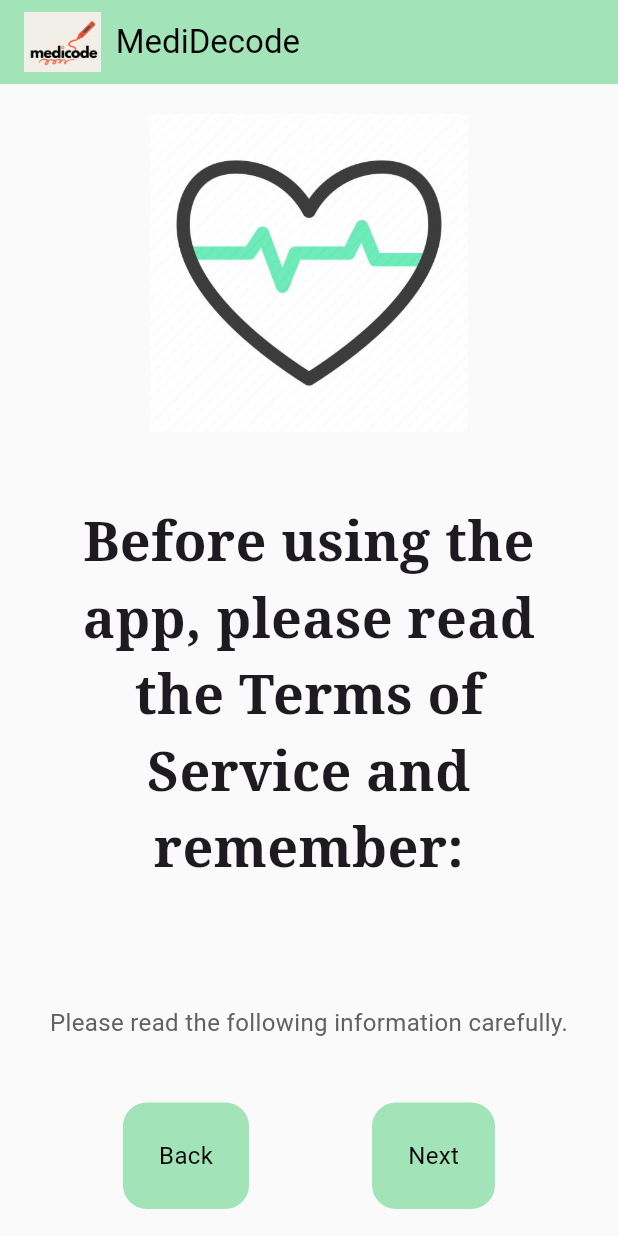
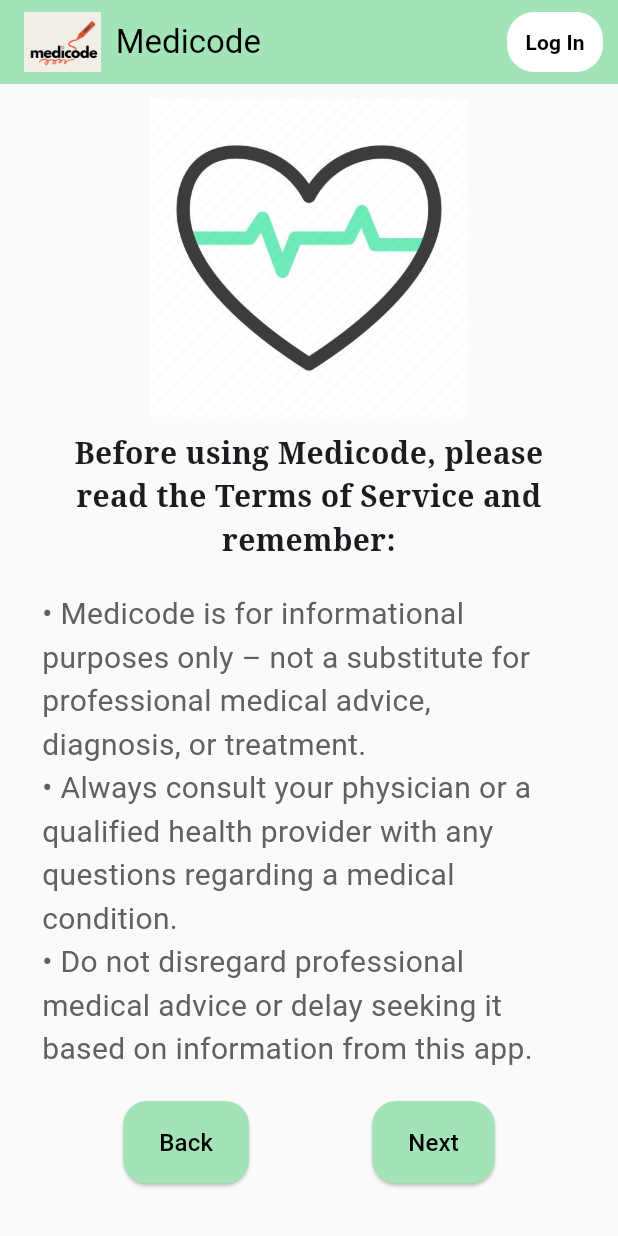
Before and after one commit to BingxinJiang1/Medicode, a Flutter app: the UploadPage screen opened directly, on a phone screen of 412 x 824 dp. Run offline on Flutter 3.47's test engine with Material 3 defaults, Android fonts, the light colour scheme and no system bars; our stand-ins replace google_fonts.

Commit message:
login btn

```diff
--- a/lib/pages/disclaimer_screen.dart
+++ b/lib/pages/disclaimer_screen.dart
@@ -19,7 +19,30 @@
             const SizedBox(width: 10),
             Text('Medicode', style: TextStyle(color: Colors.black)),
           ],
+          mainAxisAlignment: MainAxisAlignment
+              .start, // Aligns title Row to the start of AppBar
         ),
+        actions: <Widget>[
+          TextButton(
+            onPressed: () {
+              // TODO: Insert navigation or log-in logic here
+            },
+            style: TextButton.styleFrom(
+              foregroundColor: Colors.black,
+              backgroundColor: Colors.white, // Button background color
+              shape: RoundedRectangleBorder(
+                borderRadius: BorderRadius.circular(18), // Rounded edges
+              ),
+            ),
+            child: Text(
+              'Log In',
+              style: TextStyle(
+                fontWeight: FontWeight.bold, // Make the text bold
+              ),
+            ),
+          ),
+          const SizedBox(width: 10), // Spacing after button
+        ],
         elevation: 0,
       ),
       body: SafeArea(
--- a/lib/pages/intro_screen.dart
+++ b/lib/pages/intro_screen.dart
@@ -18,7 +18,28 @@
         const SizedBox(width: 10),
         Text('Medicode', style: TextStyle(color: Colors.black)),
       ],
+      mainAxisAlignment: MainAxisAlignment.start, // Aligns title Row to the start of AppBar
     ),
+    actions: <Widget>[
+          TextButton(
+            onPressed: () {
+              // TODO: Insert navigation or log-in logic here
+            },
+            style: TextButton.styleFrom(
+              foregroundColor: Colors.black, backgroundColor: Colors.white, // Button background color
+              shape: RoundedRectangleBorder(
+                borderRadius: BorderRadius.circular(18), // Rounded edges
+              ),
+            ),
+            child: Text(
+              'Log In',
+              style: TextStyle(
+                fontWeight: FontWeight.bold, // Make the text bold
+              ),
+            ),
+          ),
+          const SizedBox(width: 10), // Spacing after button
+        ],
         elevation: 0,
       ),
       body: SafeArea(
--- a/lib/pages/upload_page.dart
+++ b/lib/pages/upload_page.dart
@@ -11,104 +11,121 @@
     return Scaffold(
       backgroundColor: Colors.grey[50],
       appBar: AppBar(
-        backgroundColor: mint, // Adjust this color as needed.
+        backgroundColor: mint,
         title: Row(
           children: [
-            Image.asset('lib/images/medicode_logo.png', height: 40), // Place your logo image here.
+            Image.asset('lib/images/medicode_logo.png', height: 40),
             const SizedBox(width: 10),
+            Text('Medicode', style: TextStyle(color: Colors.black)),
+          ],
+          mainAxisAlignment: MainAxisAlignment
+              .start, // Aligns title Row to the start of AppBar
+        ),
+        actions: <Widget>[
+          TextButton(
+            onPressed: () {
+              // TODO: Insert navigation or log-in logic here
+            },
+            style: TextButton.styleFrom(
+              foregroundColor: Colors.black,
+              backgroundColor: Colors.white, // Button background color
+              shape: RoundedRectangleBorder(
+                borderRadius: BorderRadius.circular(18), // Rounded edges
+              ),
+            ),
+            child: Text(
+              'Log In',
+              style: TextStyle(
+                fontWeight: FontWeight.bold, // Make the text bold
+              ),
+            ),
+          ),
+          const SizedBox(width: 10), // Spacing after button
+        ],
+        elevation: 0,
+      ),
+      body: SafeArea(
+        child: SingleChildScrollView(
+          // Use SingleChildScrollView to avoid overflow and allow scrolling
+          child: Column(
+            children: [
+              Padding(
+                padding: const EdgeInsets.fromLTRB(100.0, 10.0, 100.0, 10),
+                child: Image.asset('lib/images/heart.jpeg'),
+              ),
+              Padding(
+                padding: const EdgeInsets.fromLTRB(28.0, 0, 28.0, 20.0),
+                child: Text(
+                  'Before using Medicode, please read the Terms of Service and remember:',
+                  textAlign: TextAlign.center,
+                  style: GoogleFonts.notoSerif(
+                      fontSize: 20, fontWeight: FontWeight.bold),
+                ),
+              ),
+              Padding(
+                padding: const EdgeInsets.symmetric(horizontal: 28.0),
+                child: Column(
+                  crossAxisAlignment: CrossAxisAlignment.start,
+                  children: [
                     Text(
-              'MediDecode', // Replace with your app or company name.
-              style: TextStyle(
-                  color: Colors.black), // Adjust text color as needed.
+                      '• Medicode is for informational purposes only – not a substitute for professional medical advice, diagnosis, or treatment.',
+                      style: TextStyle(fontSize: 20, color: Colors.grey[700]),
+                    ),
+                    Text(
+                      '• Always consult your physician or a qualified health provider with any questions regarding a medical condition.',
+                      style: TextStyle(fontSize: 20, color: Colors.grey[700]),
+                    ),
+                    Text(
+                      '• Do not disregard professional medical advice or delay seeking it based on information from this app.',
+                      style: TextStyle(fontSize: 20, color: Colors.grey[700]),
                     ),
                   ],
                 ),
-        elevation: 0,
               ),
-      body: SafeArea(
-        child: Column(
-          children: [
-            Padding(
-              padding: const EdgeInsets.symmetric(
-                horizontal: 100.0,
-                vertical: 20,
-              ),
-              child: Image.asset('lib/images/heart.jpeg'),
-            ),
-            Padding(
-              padding: const EdgeInsets.all(28.0),
-              child: Text(
-                'Before using the app, please read the Terms of Service and remember:\n',
-                textAlign: TextAlign.center,
-                style: GoogleFonts.notoSerif(
-                    fontSize: 36, fontWeight: FontWeight.bold),
-              ),
-            ),
-            Text(
-              'Please read the following information carefully.',
-              textAlign: TextAlign.center,
-              style: TextStyle(
-                fontSize: 16,
-                color: Colors.grey[700],
-              ),
-            ),
-            const SizedBox(height: 24),
-            const Spacer(),
+              const SizedBox(
+                  height: 20), // Adjust the space before the buttons as needed
               Row(
                 mainAxisAlignment: MainAxisAlignment.spaceEvenly,
                 children: [
-                GestureDetector(
-                  onTap: () {
+                  ElevatedButton(
+                    onPressed: () {
                       if (Navigator.canPop(context)) {
-                      Navigator.pop(
-                          context); // Pop current screen off the stack
+                        Navigator.pop(context);
                       } else {
                         Navigator.pushReplacement(context,
                             MaterialPageRoute(builder: (_) => DisclaimerPage()));
                       }
                     },
-                  child: Container(
-                    padding: const EdgeInsets.all(24),
-                    decoration: BoxDecoration(
-                      borderRadius: BorderRadius.circular(16),
-                      color: mint,
+                    style: ElevatedButton.styleFrom(
+                      backgroundColor: mint,
+                      shape: RoundedRectangleBorder(
+                          borderRadius: BorderRadius.circular(16)),
+                      padding: const EdgeInsets.symmetric(
+                          horizontal: 24, vertical: 16),
                     ),
-                    child: const Text(
-                      "Back",
-                      style: TextStyle(
-                        color: Colors.black,
-                        fontSize: 16,
+                    child: const Text("Back",
+                        style: TextStyle(color: Colors.black, fontSize: 16)),
                   ),
+                  ElevatedButton(
+                    onPressed: () => Navigator.pushReplacement(context,
+                        MaterialPageRoute(builder: (context) => UploadPage())),
+                    style: ElevatedButton.styleFrom(
+                      backgroundColor: mint,
+                      shape: RoundedRectangleBorder(
+                          borderRadius: BorderRadius.circular(16)),
+                      padding: const EdgeInsets.symmetric(
+                          horizontal: 24, vertical: 16),
                     ),
-                  ),
-                ),
-                GestureDetector(
-                  onTap: () => Navigator.pushReplacement(
-                    context,
-                    MaterialPageRoute(
-                      builder: (context) =>
-                          UploadPage(), // This should navigate to the actual next page
-                    ),
-                  ),
-                  child: Container(
-                    padding: const EdgeInsets.all(24),
-                    decoration: BoxDecoration(
-                      borderRadius: BorderRadius.circular(16),
-                      color: mint,
-                    ),
-                    child: const Text(
-                      "Next",
-                      style: TextStyle(
-                        color: Colors.black,
-                        fontSize: 16,
-                      ),
-                    ),
-                  ),
+                    child: const Text("Next",
+                        style: TextStyle(color: Colors.black, fontSize: 16)),
                   ),
                 ],
               ),
-            const Spacer(),
+              const SizedBox(
+                  height:
+                      20), // Adjust the space at the bottom of the screen as needed
             ],
+          ),
         ),
       ),
     );
```
Lines whose indentation alone changed are shown as unchanged.
